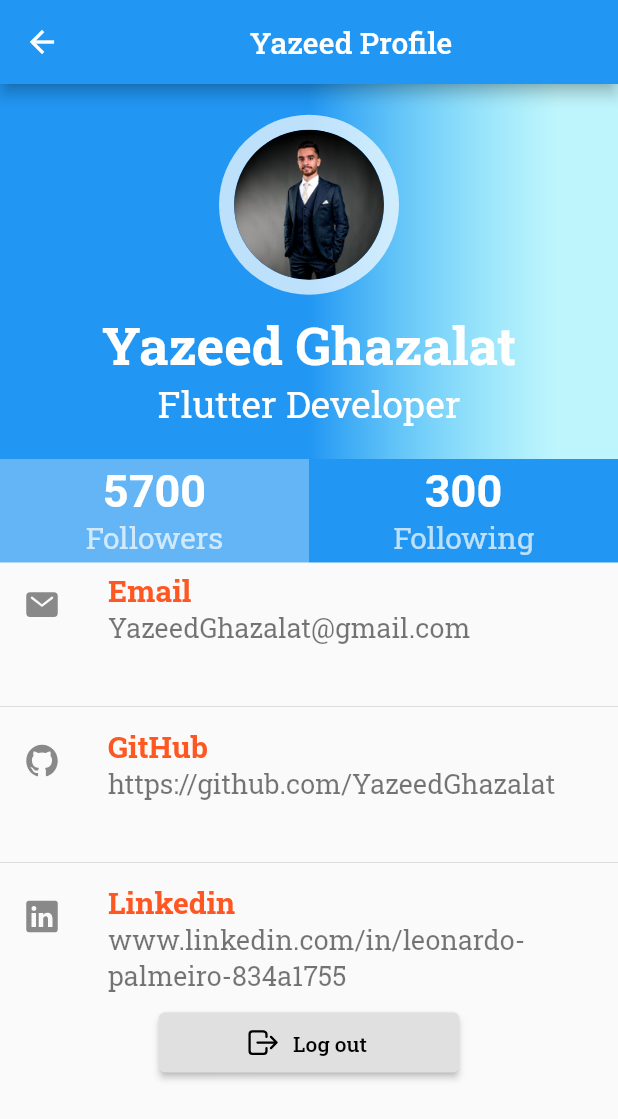
After one commit to YazeedGhazalat/Assignment-8, a Flutter app: the myProfile screen opened directly, on a phone screen of 412 x 824 dp. The commit adds this screen. Shown: the top 1119 px of the screen. Run offline on Flutter 3.47's test engine with Material 2 defaults, Android fonts, the phone set to English and light mode, and no system bars; our stand-ins replace ionicons.

Commit message:
last edif

```diff
--- /dev/null
+++ b/lib/APPs/profile.dart
@@ -0,0 +1,218 @@
+import 'package:flutter/material.dart';
+import 'package:ionicons/ionicons.dart';
+import 'package:lec_27_9/screens/login.dart';
+
+class myProfile extends StatelessWidget {
+  // This widget is the root of your application.
+  @override
+  Widget build(BuildContext context) {
+    return Scaffold(
+      appBar: AppBar(
+        //  backgroundColor: Colors.red,
+        title: Center(
+          child: const Text(
+            'Yazeed Profile',
+            style: TextStyle(
+              fontFamily: "RobotoSlab",
+            ),
+          ),
+        ),
+      ),
+      body: ListView(
+        children: <Widget>[
+          Container(
+            height: 250,
+            decoration: BoxDecoration(
+              gradient: LinearGradient(
+                colors: [Colors.blue, Color.fromARGB(102, 101, 237, 255)],
+                begin: Alignment.centerLeft,
+                end: Alignment.centerRight,
+                stops: [0.5, 0.9],
+              ),
+            ),
+            child: Column(
+              crossAxisAlignment: CrossAxisAlignment.center,
+              mainAxisAlignment: MainAxisAlignment.center,
+              children: <Widget>[
+                CircleAvatar(
+                  backgroundColor: Colors.white70,
+                  minRadius: 60.0,
+                  child: CircleAvatar(
+                    radius: 50.0,
+                    backgroundImage: AssetImage("images/Picture1.png"),
+                  ),
+                ),
+                SizedBox(
+                  height: 10,
+                ),
+                Text(
+                  'Yazeed Ghazalat',
+                  style: TextStyle(
+                    fontSize: 35,
+                    fontFamily: "RobotoSlab",
+                    fontWeight: FontWeight.bold,
+                    color: Colors.white,
+                  ),
+                ),
+                Text(
+                  'Flutter Developer',
+                  style: TextStyle(
+                    fontFamily: "RobotoSlab",
+                    color: Colors.white,
+                    fontSize: 25,
+                  ),
+                ),
+              ],
+            ),
+          ),
+          Container(
+            child: Row(
+              children: <Widget>[
+                Expanded(
+                  child: Container(
+                    color: Colors.blue.shade300,
+                    child: ListTile(
+                      title: Text(
+                        '5700',
+                        textAlign: TextAlign.center,
+                        style: TextStyle(
+                          fontWeight: FontWeight.bold,
+                          fontSize: 30,
+                          color: Colors.white,
+                        ),
+                      ),
+                      subtitle: Text(
+                        'Followers',
+                        textAlign: TextAlign.center,
+                        style: TextStyle(
+                          fontFamily: "RobotoSlab",
+                          fontSize: 20,
+                          color: Colors.white70,
+                        ),
+                      ),
+                    ),
+                  ),
+                ),
+                Expanded(
+                  child: Container(
+                    color: Colors.blue,
+                    child: ListTile(
+                      title: Text(
+                        '300',
+                        textAlign: TextAlign.center,
+                        style: TextStyle(
+                          fontWeight: FontWeight.bold,
+                          fontSize: 30,
+                          color: Colors.white,
+                        ),
+                      ),
+                      subtitle: Text(
+                        'Following',
+                        textAlign: TextAlign.center,
+                        style: TextStyle(
+                          fontFamily: "RobotoSlab",
+                          fontSize: 20,
+                          color: Colors.white70,
+                        ),
+                      ),
+                    ),
+                  ),
+                ),
+              ],
+            ),
+          ),
+          Container(
+            child: Column(
+              children: <Widget>[
+                ListTile(
+                  isThreeLine: true,
+                  leading: Icon(Ionicons.mail),
+                  title: Text(
+                    'Email',
+                    style: TextStyle(
+                      fontFamily: "RobotoSlab",
+                      color: Colors.deepOrange,
+                      fontSize: 20,
+                      fontWeight: FontWeight.bold,
+                    ),
+                  ),
+                  subtitle: Text(
+                    'YazeedGhazalat@gmail.com',
+                    style: TextStyle(
+                      fontFamily: "RobotoSlab",
+                      fontSize: 18,
+                    ),
+                  ),
+                ),
+                Divider(),
+                ListTile(
+                  isThreeLine: true,
+                  leading: Icon(Ionicons.logo_github),
+                  title: Text(
+                    'GitHub',
+                    style: TextStyle(
+                      fontFamily: "RobotoSlab",
+                      color: Colors.deepOrange,
+                      fontSize: 20,
+                      fontWeight: FontWeight.bold,
+                    ),
+                  ),
+                  subtitle: Text(
+                    'https://github.com/YazeedGhazalat',
+                    style: TextStyle(
+                      fontSize: 18,
+                      fontFamily: "RobotoSlab",
+                    ),
+                  ),
+                ),
+                Divider(),
+                ListTile(
+                  isThreeLine: true,
+                  leading: Icon(Ionicons.logo_linkedin),
+                  title: Text(
+                    'Linkedin',
+                    style: TextStyle(
+                      fontFamily: "RobotoSlab",
+                      color: Colors.deepOrange,
+                      fontSize: 20,
+                      fontWeight: FontWeight.bold,
+                    ),
+                  ),
+                  subtitle: Text(
+                    'www.linkedin.com/in/leonardo-palmeiro-834a1755',
+                    style: TextStyle(
+                      fontFamily: "RobotoSlab",
+                      fontSize: 18,
+                    ),
+                  ),
+                ),
+                ElevatedButton.icon(
+                    style: ElevatedButton.styleFrom(
+                        minimumSize: const Size(200, 40),
+                        maximumSize: const Size(250, 50),
+                        backgroundColor: Colors.grey.shade300),
+                    onPressed: (() {
+                      Navigator.pop(context,
+                          MaterialPageRoute(builder: ((context) {
+                        return Log_in();
+                      })));
+                    }),
+                    icon: Icon(
+                      Ionicons.log_out_outline,
+                      color: Colors.black,
+                    ),
+                    label: Text(
+                      "Log out",
+                      style: TextStyle(
+                        fontFamily: "RobotoSlab",
+                        color: Colors.black,
+                      ),
+                    ))
+              ],
+            ),
+          )
+        ],
+      ),
+    );
+  }
+}
--- a/lib/screens/login.dart
+++ b/lib/screens/login.dart
@@ -1,4 +1,6 @@
 import 'package:flutter/material.dart';
+import 'package:ionicons/ionicons.dart';
+import 'package:lec_27_9/APPs/profile.dart';
 
 class Log_in extends StatefulWidget {
   const Log_in({super.key});
@@ -80,7 +82,7 @@ class _Log_inState extends State<Log_in> {
                     ),
                   ),
                   maxLines: 1,
-                  maxLength: 20,
+                  maxLength: 10,
                   textAlign: TextAlign.center,
                 ),
               ),
@@ -125,7 +127,7 @@ class _Log_inState extends State<Log_in> {
                     ),
                   ),
                   maxLines: 1,
-                  maxLength: 20,
+                  maxLength: 10,
                   textAlign: TextAlign.center,
                   onSubmitted: (value) {
                     print(value);
@@ -134,72 +136,50 @@ class _Log_inState extends State<Log_in> {
               ),
               ElevatedButton(
                 style: ElevatedButton.styleFrom(
+                    elevation: 20,
+                    minimumSize: const Size(200, 55),
+                    maximumSize: const Size(300, 60),
                     backgroundColor: Colors.grey.shade300),
                 onPressed: (() {
                   if (userNameController.text == "yazeed" &&
                       passwordController.text == "1234") {
                     showDialog(
                         context: context,
+                        useSafeArea: true,
                         builder: ((context) {
                           return AlertDialog(
-                            content: Text("You are welcome please wait!"),
+                            alignment: Alignment.center,
+                            content: Text(
+                              textDirection: TextDirection.ltr,
+                              "please wait!",
+                              textAlign: TextAlign.center,
+                              style: TextStyle(
+                                  fontSize: 25, fontFamily: "RobotoSlab"),
+                            ),
+                            icon: Icon(
+                              Ionicons.time,
+                            ),
+                            actionsAlignment: MainAxisAlignment.center,
                             actions: [
-                              ElevatedButton(
+                              ElevatedButton.icon(
+                                  icon: Icon(Ionicons.enter),
                                   onPressed: (() {
                                     Navigator.push(context, MaterialPageRoute(
                                       builder: ((context) {
-                                        return AlertDialog(
-                                          shape: RoundedRectangleBorder(
-                                              borderRadius: BorderRadius.all(
-                                                  Radius.circular(10.0))),
-                                          content: SingleChildScrollView(
-                                            child: Container(
-                                              width: 250,
-                                              height: 300,
-                                              child: Column(
-                                                children: [
-                                                  Container(
-                                                      child: Text(
-                                                    "You are a good person",
-                                                    style: TextStyle(
-                                                        fontFamily:
-                                                            "RobotoSlab"),
-                                                  )),
-                                                  SizedBox(
-                                                    height: 15,
-                                                  ),
-                                                  Image.asset("images/4.jpg")
-                                                ],
-                                              ),
-                                            ),
-                                          ),
-                                          alignment: Alignment.center,
-                                          actionsAlignment:
-                                              MainAxisAlignment.center,
-                                          actions: [
-                                            ElevatedButton(
-                                                onPressed: (() {
-                                                  Navigator.pop(context,
-                                                      MaterialPageRoute(
-                                                          builder: ((context) {
-                                                    return Log_in();
-                                                  })));
-                                                }),
-                                                child: Text("Try Again"))
-                                          ],
-                                        );
+                                        return myProfile();
                                       }),
                                     ));
                                   }),
-                                  child: Text("will wait")),
-                              ElevatedButton(
+                                  label: Text("Enter")),
+                              ElevatedButton.icon(
+                                  icon: Icon(Ionicons.exit),
                                   onPressed: (() {
                                     Navigator.pop(context,
                                         MaterialPageRoute(builder: ((context) {
                                       return Log_in();
                                     })));
                                   }),
-                                  child: Text("won't"))
+                                  label: Text("Exit"))
                             ],
                           );
                         }));
@@ -231,8 +211,10 @@ class _Log_inState extends State<Log_in> {
                 }),
                 child: Text(
                   "Log In",
-                  style:
-                      TextStyle(fontFamily: "RobotoSlab", color: Colors.black),
+                  style: TextStyle(
+                      fontFamily: "RobotoSlab",
+                      color: Colors.black,
+                      fontSize: 30),
                 ),
               ),
             ],
--- a/pubspec.yaml
+++ b/pubspec.yaml
@@ -37,6 +37,7 @@ dependencies:
   # Use with the CupertinoIcons class for iOS style icons.
   cupertino_icons: ^1.0.2
   font_awesome_flutter: ^10.2.1
+  ionicons: ^0.2.1
 
 dev_dependencies:
   flutter_test:
```
Also changed, not shown: images/3.jpg, images/Picture1.png (added), pubspec.lock.
